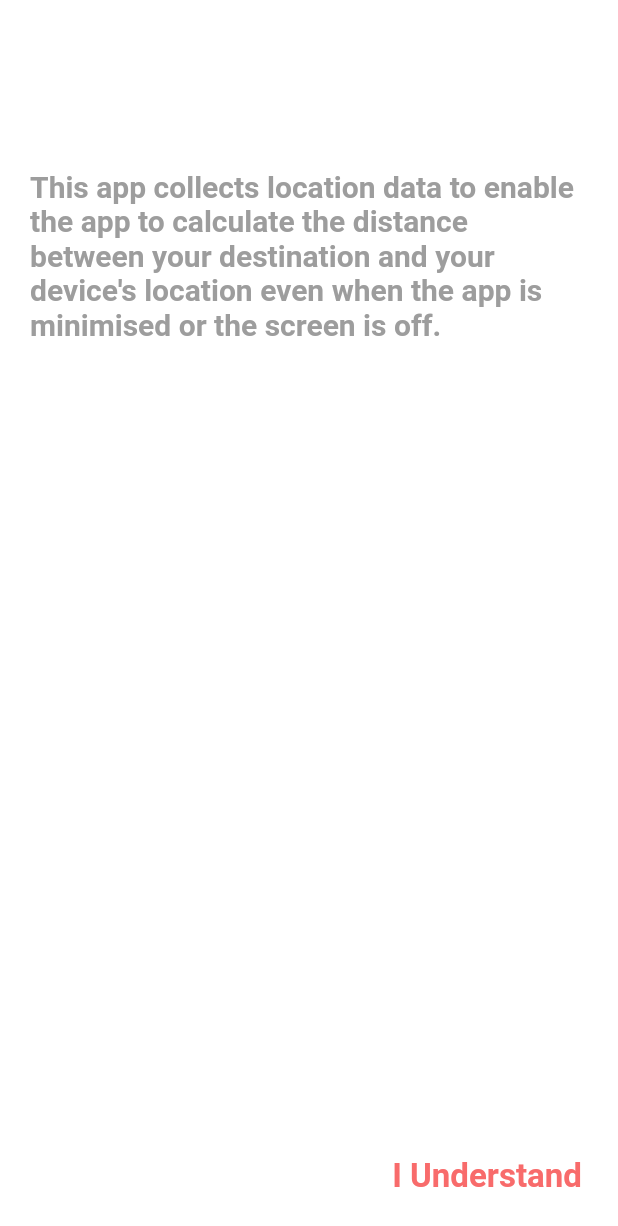
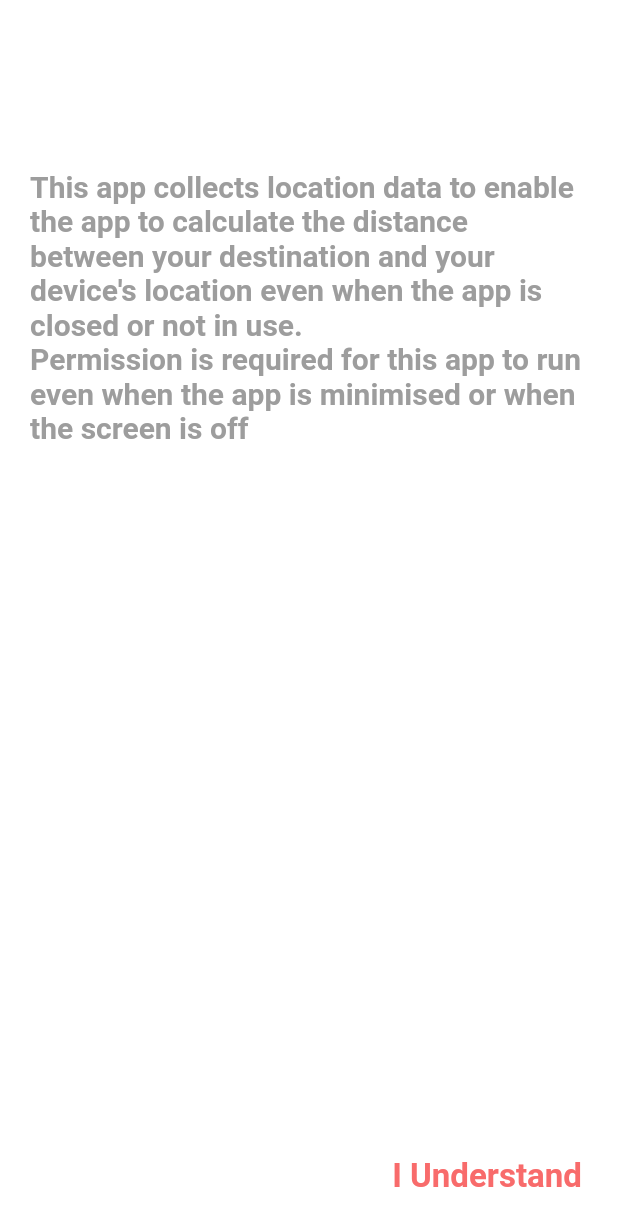
Before and after one commit to Kwang-Kian-Hui/location-alarm_v2, a Flutter app: the screen it shows after launch, on a phone screen of 412 x 824 dp. Shown: the top 1226 px of the screen. Run offline on Flutter 3.47's test engine with Material 2 defaults, Android fonts, the phone set to English and light mode, and no system bars; our stand-ins replace dartz, flutter_riverpod, flutter_screenutil, freezed_annotation, geocoding, geolocator and 5 more; missing offline and left inert: background_location, country_codes, flutter_ringtone_player, flutter_vibrate, geocoder; accounts and stored records are empty; Roboto replaces fonts that are missing (Comfortaa).

Commit message:
change text

```diff
--- a/lib/presentation/prominent_disclosure_screen.dart
+++ b/lib/presentation/prominent_disclosure_screen.dart
@@ -24,8 +24,9 @@ class ProminentDisclosureScreen extends StatelessWidget {
         padding: EdgeInsets.only(top: 100.h, left: 20.w, right: 20.w),
         child: Text(
           "This app collects location data to enable the app to calculate the distance between " +
-              "your destination and your device's location even when the app is minimised or the " +
-              "screen is off.",
+              "your destination and your device's location even when the app is closed or not in use.\n" +
+              "Permission is required for this app to run even when the app is minimised or when the " +
+              "screen is off",
           style: TextStyle(
             fontSize: 20,
           ),
```
